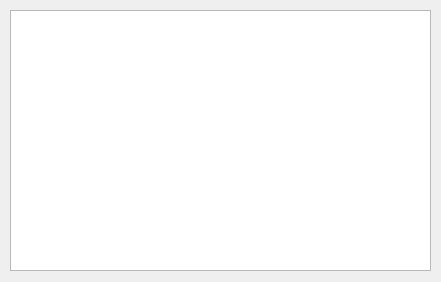
First picture: the form in gui/command_list_window.ui, repository PrakashW94/fyp-telepresence, before the edit.
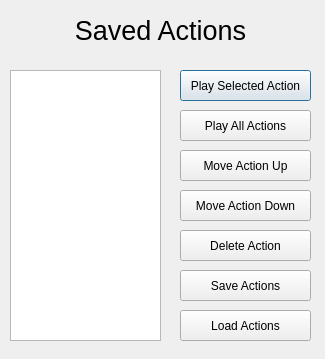
Second picture: the form after the edit.

Commit message:
Command functionality
Maybe 4/6 functions?

Patch:
```diff
--- a/gui/command_list_window.ui
+++ b/gui/command_list_window.ui
@@ -6,8 +6,8 @@
    <rect>
     <x>0</x>
     <y>0</y>
-    <width>441</width>
-    <height>282</height>
+    <width>325</width>
+    <height>359</height>
    </rect>
   </property>
   <property name="windowTitle">
@@ -17,10 +17,122 @@
    <property name="geometry">
     <rect>
      <x>10</x>
+     <y>70</y>
+     <width>151</width>
+     <height>271</height>
+    </rect>
+   </property>
+  </widget>
+  <widget class="QLabel" name="lbl_title">
+   <property name="geometry">
+    <rect>
+     <x>10</x>
      <y>10</y>
-     <width>421</width>
-     <height>261</height>
+     <width>301</width>
+     <height>41</height>
     </rect>
+   </property>
+   <property name="font">
+    <font>
+     <pointsize>20</pointsize>
+    </font>
+   </property>
+   <property name="text">
+    <string>Saved Actions</string>
+   </property>
+   <property name="alignment">
+    <set>Qt::AlignCenter</set>
+   </property>
+  </widget>
+  <widget class="QPushButton" name="btn_play_single">
+   <property name="geometry">
+    <rect>
+     <x>180</x>
+     <y>70</y>
+     <width>131</width>
+     <height>31</height>
+    </rect>
+   </property>
+   <property name="text">
+    <string>Play Selected Action</string>
+   </property>
+  </widget>
+  <widget class="QPushButton" name="btn_play_all">
+   <property name="geometry">
+    <rect>
+     <x>180</x>
+     <y>110</y>
+     <width>131</width>
+     <height>31</height>
+    </rect>
+   </property>
+   <property name="text">
+    <string>Play All Actions</string>
+   </property>
+  </widget>
+  <widget class="QPushButton" name="btn_move_up">
+   <property name="geometry">
+    <rect>
+     <x>180</x>
+     <y>150</y>
+     <width>131</width>
+     <height>31</height>
+    </rect>
+   </property>
+   <property name="text">
+    <string>Move Action Up</string>
+   </property>
+  </widget>
+  <widget class="QPushButton" name="btn_move_down">
+   <property name="geometry">
+    <rect>
+     <x>180</x>
+     <y>190</y>
+     <width>131</width>
+     <height>31</height>
+    </rect>
+   </property>
+   <property name="text">
+    <string>Move Action Down</string>
+   </property>
+  </widget>
+  <widget class="QPushButton" name="btn_deleve_action">
+   <property name="geometry">
+    <rect>
+     <x>180</x>
+     <y>230</y>
+     <width>131</width>
+     <height>31</height>
+    </rect>
+   </property>
+   <property name="text">
+    <string>Delete Action</string>
+   </property>
+  </widget>
+  <widget class="QPushButton" name="btn_save_actions">
+   <property name="geometry">
+    <rect>
+     <x>180</x>
+     <y>270</y>
+     <width>131</width>
+     <height>31</height>
+    </rect>
+   </property>
+   <property name="text">
+    <string>Save Actions</string>
+   </property>
+  </widget>
+  <widget class="QPushButton" name="btn_load_actions">
+   <property name="geometry">
+    <rect>
+     <x>180</x>
+     <y>310</y>
+     <width>131</width>
+     <height>31</height>
+    </rect>
+   </property>
+   <property name="text">
+    <string>Load Actions</string>
    </property>
   </widget>
  </widget>
```
Left out of the diff: 2 changed lines with no effect on the pictures. The commit also changes 11 other files.
